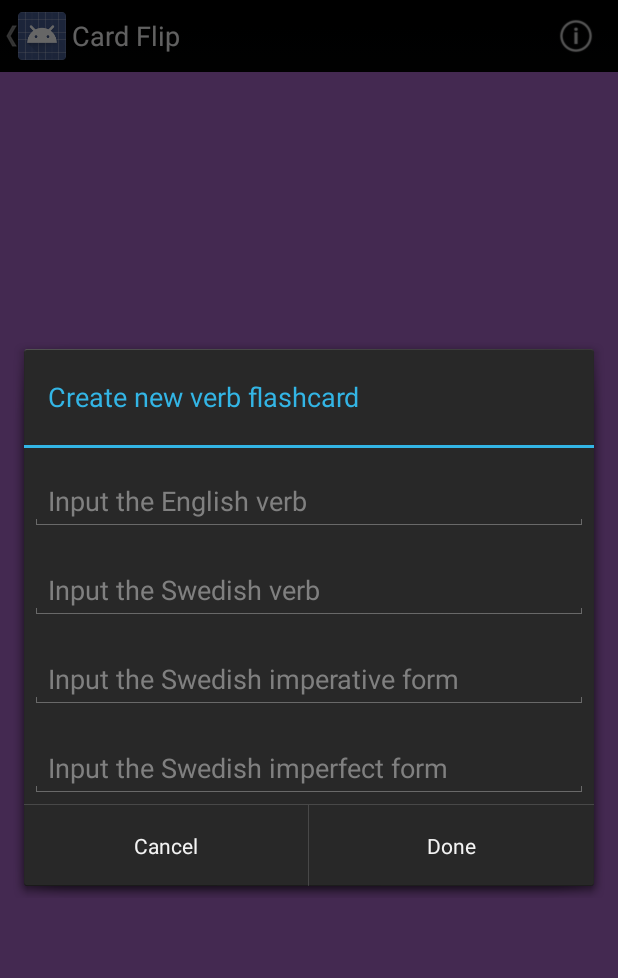
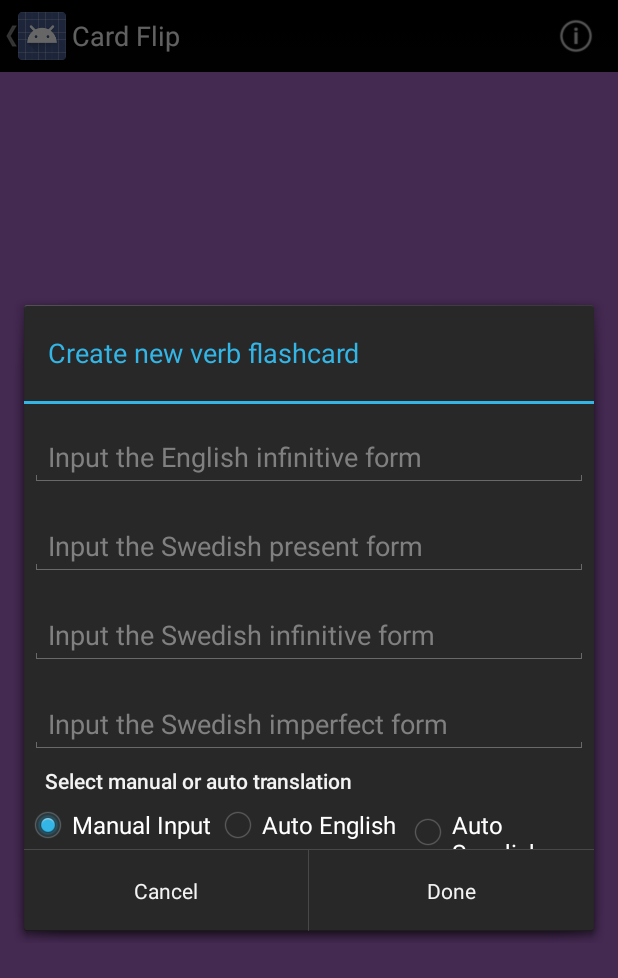
Before and after one commit to ShayanBozorgmehri/FlashMe, an Android app: the VerbCardFlipActivity screen opened directly, with no data from a screen before it, after a tap on "Photo info", on a phone screen of 412 x 824 dp. Shown: the top 978 px of the screen. Run offline under Robolectric (Android 15) with nearby library versions, the phone set to English and light mode, and no system bars; libraries missing offline, so code that uses them is left out: com.couchbase.lite; 5 statements that could not run were skipped.

Commit message:
renamed 'imperativ' to 'infinitve' and added Babel conjugation but no thorough checking

```diff
--- a/app/src/main/java/com/boredofnothing/flashcard/CardFlipActivity.java
+++ b/app/src/main/java/com/boredofnothing/flashcard/CardFlipActivity.java
@@ -140,6 +140,7 @@ public abstract class CardFlipActivity extends Activity implements FragmentManag
     abstract protected void updateCurrentCard();
     abstract protected Set<Map<String, Object>> loadAllCards();
     abstract protected void findDocuments();
+    abstract protected boolean getTranslationBasedOnTranslationType(final View dialogView);
 
     protected boolean validateInputFields(String translationType, String engInput, String swedInput){
         if(translationType.equals(getResources().getString(R.string.manual_translation))
--- a/app/src/main/java/com/boredofnothing/flashcard/Word.java
+++ b/app/src/main/java/com/boredofnothing/flashcard/Word.java
@@ -4,6 +4,9 @@ public class Word {
 
     private String englishWord;
     private String swedishWord;
+
+    public Word(){
+    }
 
     public Word(String englishWord, String swedishWord) {
         this.englishWord = englishWord;
--- a/app/src/main/java/com/boredofnothing/flashcard/YandexTranslator.java
+++ b/app/src/main/java/com/boredofnothing/flashcard/YandexTranslator.java
@@ -51,10 +51,9 @@ public class YandexTranslator extends AsyncTask<String, Void, String> {
 
     @Override
     protected String doInBackground(String... params) {
-        //String variables
+
         String textToBeTranslated = params[0];
         String languagePair = params[1];
-
         String jsonString;
 
         try {
--- a/app/src/main/res/layout/verb_input_layout.xml
+++ b/app/src/main/res/layout/verb_input_layout.xml
@@ -25,14 +25,14 @@
         android:hint="@string/swedish_verb" />
 
     <EditText
-        android:id="@+id/imperativeForm"
+        android:id="@+id/infinitiveForm"
         android:layout_width="match_parent"
         android:layout_height="wrap_content"
         android:layout_marginTop="16dp"
         android:layout_marginLeft="4dp"
         android:layout_marginRight="4dp"
         android:layout_marginBottom="4dp"
-        android:hint="@string/imperative_form" />
+        android:hint="@string/infinitive_form" />
 
     <EditText
         android:id="@+id/imperfectForm"
@@ -43,5 +43,43 @@
         android:layout_marginRight="4dp"
         android:layout_marginBottom="4dp"
         android:hint="@string/imperfect_form" />
+    <TextView
+        android:id="@+id/verb_translate_radio_group_header"
+        android:layout_width="wrap_content"
+        android:layout_height="wrap_content"
+        android:layout_marginTop="4dp"
+        android:layout_marginLeft="14dp"
+        android:layout_marginBottom="4dp"
+        android:text="@string/select_translation_mode"
+        android:textAppearance="@style/TextAppearance.AppCompat.Body2" />
+
+    <RadioGroup
+        android:id="@+id/verb_translate_radio_group"
+        android:layout_width="match_parent"
+        android:layout_height="wrap_content"
+        android:orientation="horizontal" >
+
+        <RadioButton
+            android:id="@+id/verb_manual_translation"
+            android:layout_width="0dp"
+            android:layout_weight="1"
+            android:layout_height="wrap_content"
+            android:checked="true"
+            android:text="@string/manual_translation" />
+
+        <RadioButton
+            android:id="@+id/verb_eng_auto_translation"
+            android:layout_width="0dp"
+            android:layout_weight="1"
+            android:layout_height="wrap_content"
+            android:text="@string/english_auto_translation" />
+
+        <RadioButton
+            android:id="@+id/verb_swe_auto_translation"
+            android:layout_width="0dp"
+            android:layout_weight="1"
+            android:layout_height="wrap_content"
+            android:text="@string/swedish_auto_translation" />
+    </RadioGroup>
 
 </LinearLayout>
--- a/app/src/main/res/values/strings.xml
+++ b/app/src/main/res/values/strings.xml
@@ -14,19 +14,18 @@
     <string name="swedish_auto_translation">Auto Swedish</string>
     <string name="manual_translation">Manual Input</string>
 
-
-
     <string name="card_back_title">Angry Red Android</string>
     <string name="card_back_description"><![CDATA[Lorem ipsum dolor sit]]></string>
     <string name="description_image_1">Image 1</string>
 
+    <string name="select_translation_mode">Select manual or auto translation</string>
 
     <string name="english_noun">Input the English noun</string>
     <string name="swedish_noun">Input the Swedish noun</string>
     <string name="article">Input the article for Swedish noun</string>
 
-    <string name="english_verb">Input the English verb</string>
-    <string name="swedish_verb">Input the Swedish verb</string>
-    <string name="imperative_form">Input the Swedish imperative form</string>
+    <string name="english_verb">Input the English infinitive form</string>
+    <string name="swedish_verb">Input the Swedish present form</string>
+    <string name="infinitive_form">Input the Swedish infinitive form</string>
     <string name="imperfect_form">Input the Swedish imperfect form</string>
 </resources>
```
Also changed, not shown: app/src/main/java/com/boredofnothing/flashcard/BabelTranslator.java (renamed from app/src/main/java/com/boredofnothing/flashcard/JsoupTask.java, +24 -11 lines), app/src/main/java/com/boredofnothing/flashcard/NounCardFlipActivity.java (+10 -15 lines), app/src/main/java/com/boredofnothing/flashcard/Verb.java (+10 -7 lines), app/src/main/java/com/boredofnothing/flashcard/VerbCardFlipActivity.java (+57 -19 lines), app/src/main/res/layout/noun_input_layout.xml (+5 -5 lines).
